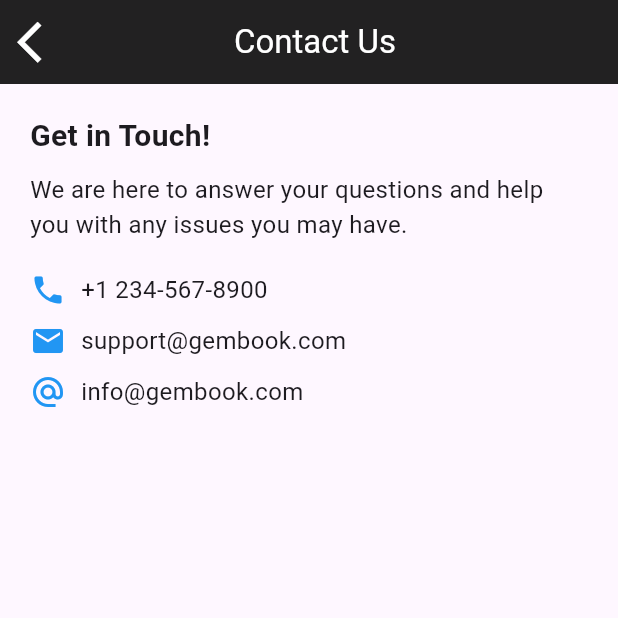
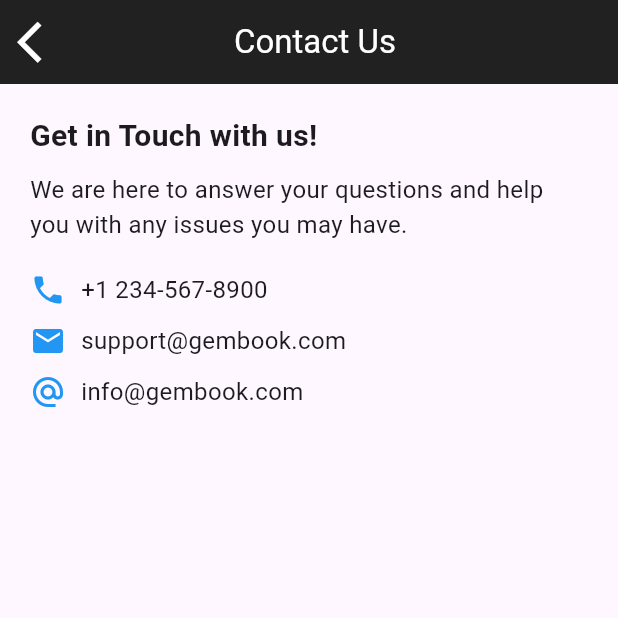
Before and after one commit to Sabithfulail/gem_book_mobile_app, a Flutter app: the ContactUsPage screen opened by its route, on a phone screen of 412 x 824 dp, the top half of it. Run offline on Flutter 3.47's test engine with Material 3 defaults, Android fonts, the phone set to English and light mode, and no system bars; our stand-ins replace cloud_firestore, curved_navigation_bar, firebase_auth, firebase_core, flutter_secure_storage, flutter_svg and 3 more; missing offline and left inert: tflite_flutter; accounts and stored records are empty.

Commit message:
modify the text

```diff
--- a/lib/features/presentation/views/contact_us/contact_us.dart
+++ b/lib/features/presentation/views/contact_us/contact_us.dart
@@ -19,7 +19,7 @@ class ContactUsPage extends StatelessWidget {
           crossAxisAlignment: CrossAxisAlignment.start,
           children: [
             const Text(
-              'Get in Touch!',
+              'Get in Touch with us!',
               style: TextStyle(fontSize: 20, fontWeight: FontWeight.bold),
             ),
             const SizedBox(height: 10),
```
